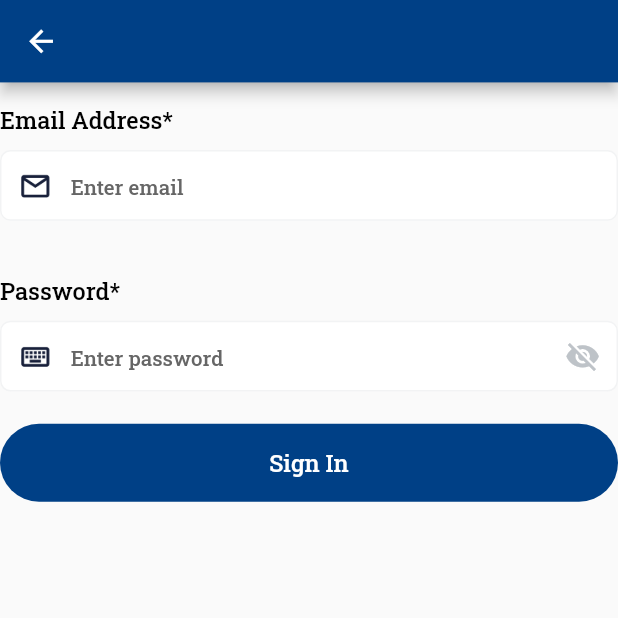
After one commit to parthh75/igli_app, a Flutter app: the SignInScreen screen opened directly, on a phone screen of 412 x 824 dp, the top half of it. The commit adds this screen. Run offline on Flutter 3.47's test engine with Material 2 defaults, Android fonts, the phone set to English and light mode, and no system bars; our stand-ins replace carousel_slider, firebase_auth, firebase_core, flutter_otp_text_field, flutter_spinkit, get and 2 more; missing offline and left inert: slide_to_confirm; accounts and stored records are empty; network calls fail.

Commit message:
zenish 16/11/2022 11:54

```diff
--- a/lib/view/main_screen.dart
+++ b/lib/view/main_screen.dart
@@ -63,7 +63,7 @@ class _MainScreenState extends State<MainScreen> {
               child: Row(
                 children: [
                   Image.asset("assets/image/igliLogo.png",
-                          height: 30, width: 180, fit: BoxFit.fill)
+                      height: 30, width: 180, fit: BoxFit.fill)
                       .paddingOnly(left: 15),
                   const Spacer(),
                   const Icon(
--- /dev/null
+++ b/lib/view/more/signIn_screen.dart
@@ -0,0 +1,97 @@
+import 'package:firebase_auth/firebase_auth.dart';
+import 'package:firebase_core/firebase_core.dart';
+import 'package:flutter/material.dart';
+import 'package:get/get.dart';
+import 'package:igli_financial/utilities/colors.dart';
+import 'package:igli_financial/utilities/common_button.dart';
+import 'package:igli_financial/utilities/common_taxfield.dart';
+import 'package:igli_financial/utilities/string.dart';
+import 'package:igli_financial/utilities/text_style.dart';
+import 'package:igli_financial/view/main_screen.dart';
+
+class SignInScreen extends StatefulWidget {
+  const SignInScreen({Key? key}) : super(key: key);
+
+  @override
+  State<SignInScreen> createState() => _SignInScreenState();
+}
+
+FirebaseAuth _auth = FirebaseAuth.instance;
+
+class _SignInScreenState extends State<SignInScreen> {
+  TextEditingController emailController = TextEditingController();
+  TextEditingController passwordController = TextEditingController();
+  bool success = false;
+  String userEmail = "";
+
+  void registration() async {
+    final User? user = (await _auth.createUserWithEmailAndPassword(
+            email: emailController.text, password: passwordController.text))
+        .user;
+    if (user != null) {
+      setState(() {
+        success = true;
+        userEmail = user.email!;
+      });
+    } else {
+      success = false;
+    }
+  }
+
+  @override
+  Widget build(BuildContext context) {
+    return Scaffold(
+      appBar: AppBar(),
+      body: Column(
+        children: [
+          commonTextFormField(
+            textEditingController: emailController,
+            hintText: "Enter email",
+            headText: CS.emailAdd,
+            textFieldHeight: 50,
+            preFixIcon: Image.asset(
+              "assets/image/mail.png",
+              scale: 3.5,
+            ),
+            validationFunction: (String value) {
+              if (value.isEmpty) {
+                return "Email can't be empty";
+              } else if (!GetUtils.isEmail(value)) {
+                return "Enter valid email address!";
+              }
+            },
+          ),
+          const SizedBox(
+            height: 20.0,
+          ),
+          commonTextFormField(
+              textEditingController: passwordController,
+              hintText: "Enter password",
+              isPassword: true,
+              textStyle:
+                  themeData.textTheme.subtitle1?.copyWith(color: colors000000),
+              headText: CS.password,
+              textFieldHeight: 50,
+              preFixIcon: Image.asset(
+                "assets/image/keyboard.png",
+                scale: 3.5,
+              ),
+              validationFunction: (String value) {
+                if (value.isEmpty) {
+                  return "Password can't be empty";
+                }
+              }),
+          const SizedBox(
+            height: 20.0,
+          ),
+          GetButton(
+            ontap: () {
+              registration();
+            },
+            text: CS.signIn,
+          ),
+        ],
+      ),
+    );
+  }
+}
--- a/pubspec.yaml
+++ b/pubspec.yaml
@@ -42,12 +42,12 @@ dependencies:
   flutter_spinkit: ^5.1.0
   dio: ^4.0.4
   slide_to_confirm: ^1.1.0
-  url_launcher: ^5.7.10
-  firebase_core: ^2.2.0
-
+  url_launcher:
+  firebase_core:
   intl: ^0.17.0
   flutter_otp_text_field: ^1.1.0+2
   carousel_slider: ^4.1.1
+  firebase_auth: ^4.1.2
 
 
 dev_dependencies:
```
Also changed, not shown: lib/main.dart (+6 -2 lines), lib/view/login_screen.dart (+47 -15 lines), pubspec.lock.
